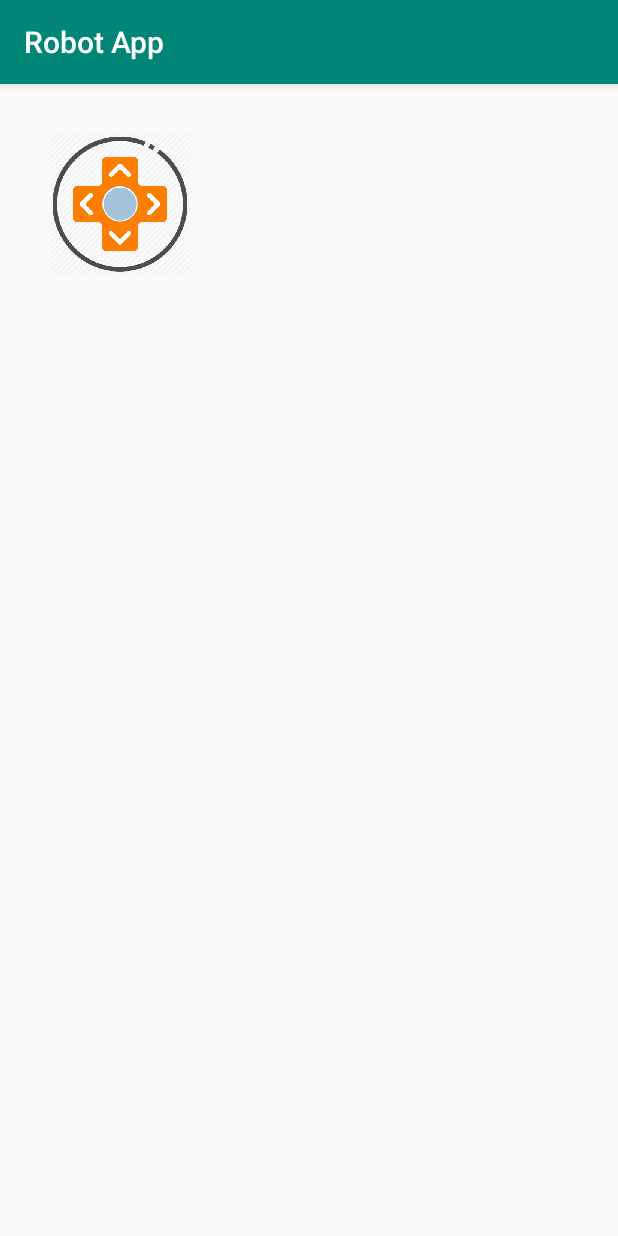
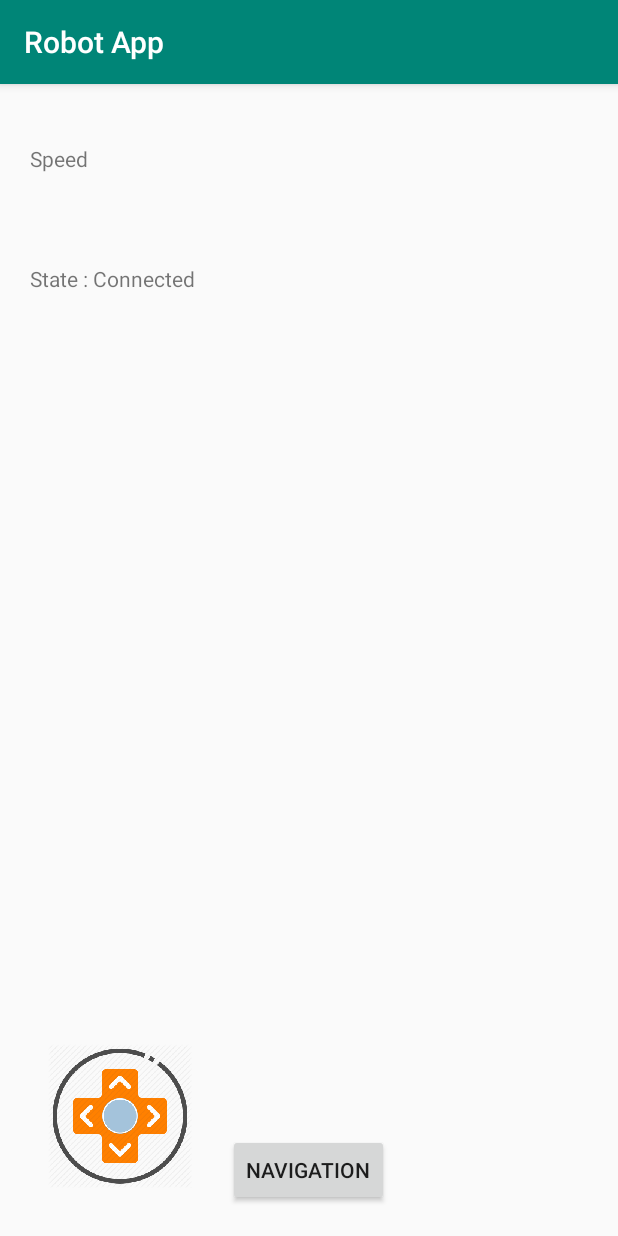
Before and after one commit to sebuaa2019/Team12, an Android app: the ControActivity screen opened directly, with no data from a screen before it, on a phone screen of 412 x 824 dp. Run offline under Robolectric (Android 15) with nearby library versions, the phone set to English and light mode, and no system bars; 4 statements that could not run were skipped.

Commit message:
实现界面一

```diff
--- a/app/src/main/java/team/se/robotapp/ControActivity.java
+++ b/app/src/main/java/team/se/robotapp/ControActivity.java
@@ -1,6 +1,9 @@
 package team.se.robotapp;
 
 import android.content.Intent;
+import android.graphics.Bitmap;
+import android.os.Handler;
+import android.os.Message;
 import android.support.v7.app.AppCompatActivity;
 import android.os.Bundle;
 import android.util.Log;
@@ -8,9 +11,14 @@ import android.view.MotionEvent;
 import android.view.View;
 import android.view.Window;
 import android.view.WindowManager;
+import android.widget.Button;
+import android.widget.ImageView;
+import android.widget.TextView;
 
 import java.net.Socket;
 
+import team.se.util.Img_refresh;
+import team.se.util.Info_refresh;
 import team.se.util.TransContro;
 
 public class ControActivity extends AppCompatActivity {
@@ -20,6 +28,13 @@ public class ControActivity extends AppCompatActivity {
     private static final int LEFT = 1;
     private static final int FORWARD = 2;
     private static final int BACK = 3;
+    private static final int IMG_PORT = 1999;
+    private static final int INFO_PORT = 2000;
+    private static String HOST;
+    private static ImageView imageView;
+    private static TextView speedText;
+    private static TextView conStateText;
+    private static TextView locText;
 
     @Override
     protected void onCreate(Bundle savedInstanceState) {
@@ -27,16 +42,31 @@ public class ControActivity extends AppCompatActivity {
         setContentView(R.layout.activity_contro);
 
         Intent intent = getIntent();
-        String[] addr = intent.getStringExtra("addr").split("\\|");
-        transContro = new TransContro(addr[0], Integer.valueOf(addr[1]));
+        final String[] addr = intent.getStringExtra("addr").split("\\|");
+        HOST = addr[0];
+        transContro = new TransContro(HOST, Integer.valueOf(addr[1]));
+        /*
+        imageView = (ImageView)findViewById(R.id.camImage);
+        LoadHandler loadHandler = new LoadHandler();
+        Img_refresh img_refresh = new Img_refresh(HOST, IMG_PORT);
+        img_refresh.accpetServer(imageView, loadHandler);
+        */
+        speedText = (TextView)findViewById(R.id.speedText);
+        conStateText = (TextView)findViewById(R.id.conStateText);
 
+        Info_refresh info_refresh = new Info_refresh(HOST, INFO_PORT);
+        info_refresh.acceptServer(speedText);
+        transContro.checkCon(conStateText);
 
-        getWindow().setFlags(
-                WindowManager.LayoutParams.FLAG_FULLSCREEN |
-                        WindowManager.LayoutParams.FLAG_KEEP_SCREEN_ON,
-                WindowManager.LayoutParams.FLAG_FULLSCREEN |
-                        WindowManager.LayoutParams.FLAG_KEEP_SCREEN_ON
-        );
+        Button button = (Button)findViewById(R.id.buttonNav);
+        button.setOnClickListener(new View.OnClickListener() {
+            @Override
+            public void onClick(View v) {
+                Intent intent = new Intent(ControActivity.this, NavActivity.class);
+                intent.putExtra("addr", addr[0] + "|" + addr[1]);
+                startActivity(intent);
+            }
+        });
 
         joyStickView = (JoyStickView) findViewById(R.id.joyStickView);
         joyStickView.setOnTouchListener(new View.OnTouchListener() {
@@ -71,4 +101,19 @@ public class ControActivity extends AppCompatActivity {
             }
         });
     }
+
+    public class LoadHandler extends Handler{
+        @Override
+        public  void handleMessage(Message msg){
+            //          super.handleMessage(msg);
+            switch (msg.what){
+                case 0:
+                    imageView.setImageBitmap((Bitmap)msg.obj);
+                    break;
+                case 1:
+                    break;
+            }
+
+        }
+    }
 }
--- /dev/null
+++ b/app/src/main/java/team/se/util/Info_refresh.java
@@ -0,0 +1,37 @@
+package team.se.util;
+import android.util.Log;
+import android.widget.TextView;
+
+import java.io.InputStream;
+import java.net.Socket;
+import java.net.SocketAddress;
+
+public class Info_refresh {
+    private static String Host;
+    private static int Port;
+    private static final int ByteLen = 2048;
+
+    public Info_refresh(String host, int port) {
+        Host = host;
+        Port = port;
+    }
+
+    public void acceptServer(final TextView speedText) {
+        new Thread(new Runnable() {
+            @Override
+            public void run() {
+                try{
+                    Socket socket = new Socket(Host, Port);
+                    InputStream inputStream = socket.getInputStream();
+                    byte[] bytes = new byte[ByteLen];
+                    int length = 0;
+                    while ((length = inputStream.read(bytes))!=-1){
+                        speedText.setText(bytes.toString());
+                    }
+                }catch (Exception e){
+                    e.printStackTrace();
+                }
+            }
+        }).start();
+    }
+}
--- a/app/src/main/res/layout/activity_contro.xml
+++ b/app/src/main/res/layout/activity_contro.xml
@@ -10,8 +10,39 @@
         android:id="@+id/joyStickView"
         android:layout_width="120dp"
         android:layout_height="120dp"
-        android:layout_alignParentTop="true"
+        android:layout_alignParentBottom="true"
         android:layout_marginLeft="20dp"
-        android:layout_marginTop="20dp"/>
+        android:layout_marginBottom="20dp"/>
+
+    <Button
+        android:id="@+id/buttonNav"
+        android:layout_marginBottom="20dp"
+        android:layout_alignParentBottom="true"
+        android:layout_centerHorizontal="true"
+        android:layout_width="wrap_content"
+        android:layout_height="wrap_content"
+        android:text="@string/nav"/>
+
+    <ImageView
+        android:id="@+id/camImage"
+        android:layout_width="wrap_content"
+        android:layout_height="wrap_content"
+        android:layout_centerInParent="true"/>
+
+    <TextView
+        android:id="@+id/speedText"
+        android:layout_marginLeft="20dp"
+        android:layout_marginTop="40dp"
+        android:layout_width="wrap_content"
+        android:layout_height="wrap_content"
+        android:text="@string/speed"/>
+
+    <TextView
+        android:id="@+id/conStateText"
+        android:layout_marginLeft="20dp"
+        android:layout_marginTop="120dp"
+        android:layout_width="wrap_content"
+        android:layout_height="wrap_content"
+        android:text="@string/State_Con"/>
 
 </RelativeLayout>
--- a/app/src/main/res/values/strings.xml
+++ b/app/src/main/res/values/strings.xml
@@ -1,4 +1,9 @@
 <resources>
     <string name="app_name">Robot App</string>
-    <string name="Conn_Failed">Failed to Connect Robot</string>
+    <string name="conn_failed">Failed to Connect Robot</string>
+    <string name="nav">Navigation</string>
+    <string name="speed">Speed</string>
+    <string name="location">Location</string>
+    <string name="State_Con">State : Connected</string>
+    <string name="State_Out">State : Offline</string>
 </resources>
```
Also changed, not shown: app/src/main/AndroidManifest.xml (+7 -6 lines), app/src/main/java/team/se/Img/Img_refresh.java (deleted, +0 -64 lines), app/src/main/java/team/se/robotapp/NavActivity.java (added, +47 -0 lines), app/src/main/java/team/se/util/Img_refresh.java (added, +62 -0 lines), app/src/main/java/team/se/util/TransContro.java (+31 -0 lines), app/src/main/res/layout/activity_img.xml (deleted, +0 -46 lines), app/src/main/res/layout/activity_nav.xml (added, +15 -0 lines), app/src/main/res/mipmap-xhdpi/map.png (added), 5 other files.
